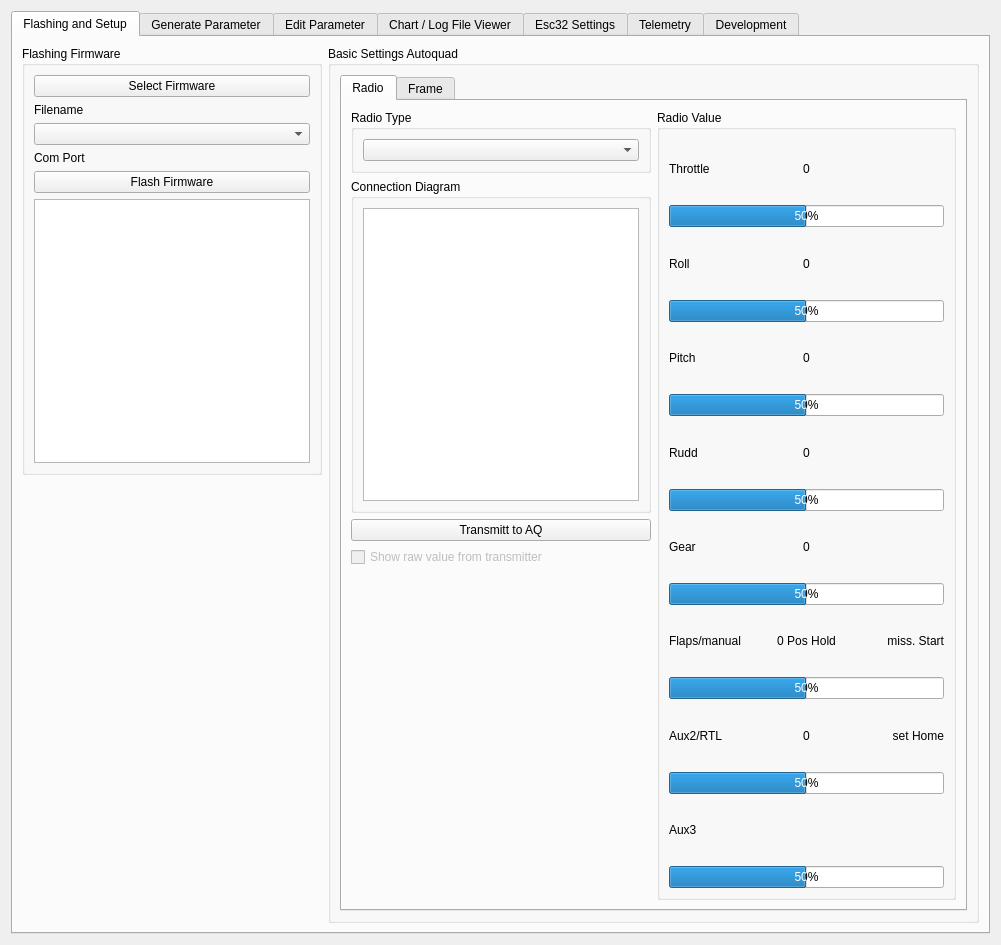
Qt form src/ui/qgcautoquad.ui (mpaperno/qgroundcontrol_aq) before a commit.
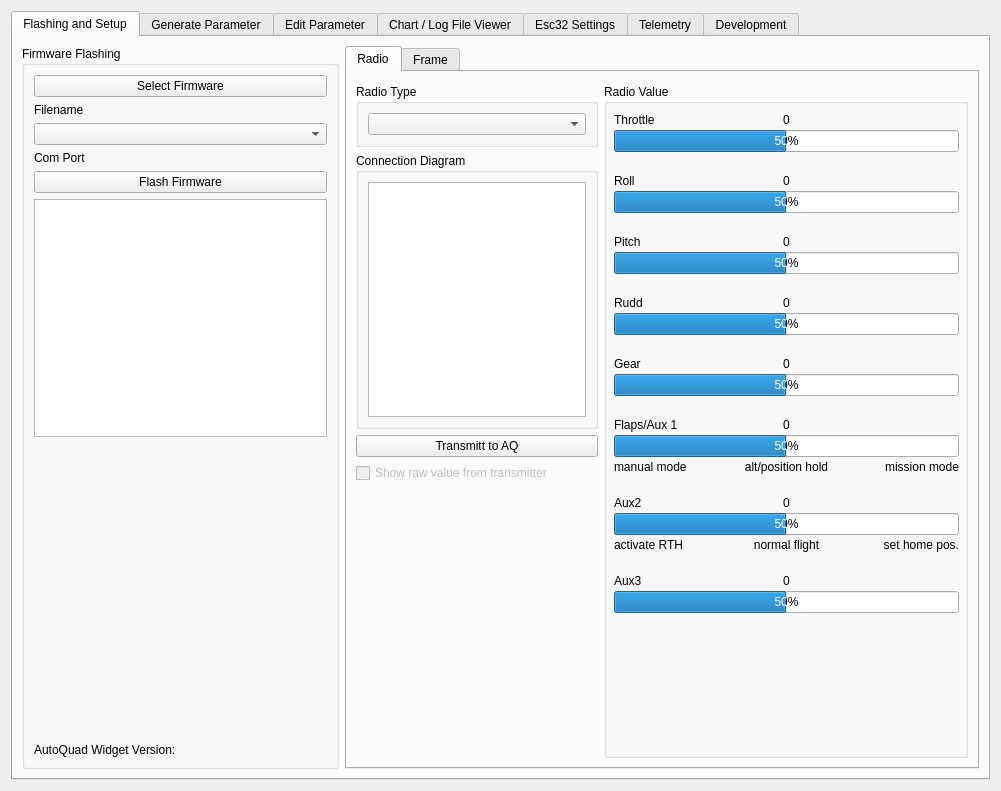
The same form after that commit.

Commit message: Updated version numbering (now at 1.1.0 alpha 1). Moved settings from aq.ini to QGC shared storage (it will migrate settings from aq.ini if present). Moved QGC settings storage to new path (sync with official version). Minor layout updates to AQ flashing & radio setup tab. Re-style uav icon "button" in main tab bar.

Diff of the .ui file:
```diff
--- a/src/ui/qgcautoquad.ui
+++ b/src/ui/qgcautoquad.ui
@@ -7,13 +7,13 @@
     <x>0</x>
     <y>0</y>
     <width>1001</width>
-    <height>945</height>
+    <height>782</height>
    </rect>
   </property>
   <property name="windowTitle">
    <string>Form</string>
   </property>
-  <layout class="QGridLayout" name="gridLayout" columnstretch="0">
+  <layout class="QGridLayout" name="gridLayout">
    <item row="0" column="0">
     <widget class="QTabWidget" name="tabWidget">
      <property name="enabled">
@@ -26,14 +26,8 @@
       <attribute name="title">
        <string>Flashing and Setup</string>
       </attribute>
-      <layout class="QGridLayout" name="gridLayout_2" columnstretch="0,1">
-       <item row="0" column="1" rowspan="3">
-        <widget class="QGroupBox" name="grp_settings">
-         <property name="title">
-          <string>Basic Settings Autoquad</string>
-         </property>
-         <layout class="QHBoxLayout" name="horizontalLayout_12">
-          <item>
+      <layout class="QGridLayout" name="gridLayout_2" columnstretch="1,2">
+       <item row="0" column="1">
            <widget class="QTabWidget" name="tab_aq_settings">
             <property name="currentIndex">
              <number>0</number>
@@ -42,7 +36,10 @@
              <attribute name="title">
               <string>Radio</string>
              </attribute>
-             <layout class="QGridLayout" name="gridLayout_3">
+          <layout class="QGridLayout" name="gridLayout_3" columnstretch="2,3">
+           <property name="topMargin">
+            <number>12</number>
+           </property>
               <item row="0" column="0">
                <layout class="QVBoxLayout" name="verticalLayout_9">
                 <item>
@@ -107,16 +104,28 @@
                  <string>Radio Value</string>
                 </property>
                 <layout class="QVBoxLayout" name="verticalLayout_4">
+              <property name="spacing">
+               <number>22</number>
+              </property>
+              <property name="leftMargin">
+               <number>7</number>
+              </property>
+              <property name="rightMargin">
+               <number>6</number>
+              </property>
                  <item>
-                  <layout class="QHBoxLayout" name="horizontalLayout">
-                   <item>
+               <layout class="QGridLayout" name="gridLayout_19">
+                <property name="verticalSpacing">
+                 <number>3</number>
+                </property>
+                <item row="0" column="0">
                     <widget class="QLabel" name="label_chan_1_L">
                      <property name="text">
                       <string>Throttle</string>
                      </property>
                     </widget>
                    </item>
-                   <item>
+                <item row="0" column="1">
                     <widget class="QLabel" name="label_chan_1_M">
                      <property name="text">
                       <string>0</string>
@@ -126,16 +135,14 @@
                      </property>
                     </widget>
                    </item>
-                   <item>
+                <item row="0" column="2">
                     <widget class="QLabel" name="label_chan_1_H">
                      <property name="text">
                       <string/>
                      </property>
                     </widget>
                    </item>
-                  </layout>
-                 </item>
-                 <item>
+                <item row="1" column="0" colspan="3">
                   <widget class="QProgressBar" name="progressBar_Throttle">
                    <property name="minimum">
                     <number>-1024</number>
@@ -148,16 +155,21 @@
                    </property>
                   </widget>
                  </item>
+               </layout>
+              </item>
                  <item>
-                  <layout class="QHBoxLayout" name="horizontalLayout_10">
-                   <item>
+               <layout class="QGridLayout" name="gridLayout_20">
+                <property name="verticalSpacing">
+                 <number>3</number>
+                </property>
+                <item row="0" column="0">
                     <widget class="QLabel" name="label_chan_2_L">
                      <property name="text">
                       <string>Roll</string>
                      </property>
                     </widget>
                    </item>
-                   <item>
+                <item row="0" column="1">
                     <widget class="QLabel" name="label_chan_2_M">
                      <property name="text">
                       <string>0</string>
@@ -167,16 +179,14 @@
                      </property>
                     </widget>
                    </item>
-                   <item>
+                <item row="0" column="2">
                     <widget class="QLabel" name="label_chan_2_H">
                      <property name="text">
                       <string/>
                      </property>
                     </widget>
                    </item>
-                  </layout>
-                 </item>
-                 <item>
+                <item row="1" column="0" colspan="3">
                   <widget class="QProgressBar" name="progressBar_Roll">
                    <property name="minimum">
                     <number>-1024</number>
@@ -189,16 +199,21 @@
                    </property>
                   </widget>
                  </item>
+               </layout>
+              </item>
                  <item>
-                  <layout class="QHBoxLayout" name="horizontalLayout_9">
-                   <item>
+               <layout class="QGridLayout" name="gridLayout_21">
+                <property name="verticalSpacing">
+                 <number>3</number>
+                </property>
+                <item row="0" column="0">
                     <widget class="QLabel" name="label_chan_3_L">
                      <property name="text">
                       <string>Pitch</string>
                      </property>
                     </widget>
                    </item>
-                   <item>
+                <item row="0" column="1">
                     <widget class="QLabel" name="label_chan_3_M">
                      <property name="text">
                       <string>0</string>
@@ -208,16 +223,14 @@
                      </property>
                     </widget>
                    </item>
-                   <item>
+                <item row="0" column="2">
                     <widget class="QLabel" name="label_chan_3_H">
                      <property name="text">
                       <string/>
                      </property>
                     </widget>
                    </item>
-                  </layout>
-                 </item>
-                 <item>
+                <item row="1" column="0" colspan="3">
                   <widget class="QProgressBar" name="progressBar_Pitch">
                    <property name="minimum">
                     <number>-1024</number>
@@ -230,16 +243,21 @@
                    </property>
                   </widget>
                  </item>
+               </layout>
+              </item>
                  <item>
-                  <layout class="QHBoxLayout" name="horizontalLayout_4">
-                   <item>
+               <layout class="QGridLayout" name="gridLayout_22">
+                <property name="verticalSpacing">
+                 <number>3</number>
+                </property>
+                <item row="0" column="0">
                     <widget class="QLabel" name="label_chan_4_L">
                      <property name="text">
                       <string>Rudd</string>
                      </property>
                     </widget>
                    </item>
-                   <item>
+                <item row="0" column="1">
                     <widget class="QLabel" name="label_chan_4_M">
                      <property name="text">
                       <string>0</string>
@@ -249,16 +267,14 @@
                      </property>
                     </widget>
                    </item>
-                   <item>
+                <item row="0" column="2">
                     <widget class="QLabel" name="label_chan_4_H">
                      <property name="text">
                       <string/>
                      </property>
                     </widget>
                    </item>
-                  </layout>
-                 </item>
-                 <item>
+                <item row="1" column="0" colspan="3">
                   <widget class="QProgressBar" name="progressBar_Rudd">
                    <property name="minimum">
                     <number>-1024</number>
@@ -271,16 +287,21 @@
                    </property>
                   </widget>
                  </item>
+               </layout>
+              </item>
                  <item>
-                  <layout class="QHBoxLayout" name="horizontalLayout_3">
-                   <item>
+               <layout class="QGridLayout" name="gridLayout_23">
+                <property name="verticalSpacing">
+                 <number>3</number>
+                </property>
+                <item row="0" column="0">
                     <widget class="QLabel" name="label_chan_5_L">
                      <property name="text">
                       <string>Gear</string>
                      </property>
                     </widget>
                    </item>
-                   <item>
+                <item row="0" column="1">
                     <widget class="QLabel" name="label_chan_5_M">
                      <property name="text">
                       <string>0</string>
@@ -290,16 +311,14 @@
                      </property>
                     </widget>
                    </item>
-                   <item>
+                <item row="0" column="2">
                     <widget class="QLabel" name="label_chan_5_H">
                      <property name="text">
                       <string/>
                      </property>
                     </widget>
                    </item>
-                  </layout>
-                 </item>
-                 <item>
+                <item row="1" column="0" colspan="3">
                   <widget class="QProgressBar" name="progressBar_Gear">
                    <property name="minimum">
                     <number>-1024</number>
@@ -312,44 +331,64 @@
                    </property>
                   </widget>
                  </item>
+               </layout>
+              </item>
                  <item>
-                  <layout class="QHBoxLayout" name="horizontalLayout_2">
-                   <item>
+               <layout class="QGridLayout" name="gridLayout_24">
+                <property name="verticalSpacing">
+                 <number>3</number>
+                </property>
+                <item row="0" column="0">
                     <widget class="QLabel" name="label_chan_6_L">
                      <property name="toolTip">
                       <string>Posiotion Hold &gt; -250</string>
                      </property>
                      <property name="text">
-                      <string>Flaps/manual</string>
+                   <string>Flaps/Aux 1</string>
                      </property>
                     </widget>
                    </item>
-                   <item>
+                <item row="0" column="1">
                     <widget class="QLabel" name="label_chan_6_M">
                      <property name="text">
-                      <string>0 Pos Hold</string>
+                   <string>0</string>
                      </property>
                      <property name="alignment">
                       <set>Qt::AlignCenter</set>
                      </property>
                     </widget>
                    </item>
-                   <item>
+                <item row="2" column="2">
                     <widget class="QLabel" name="label_chan_6_H">
                      <property name="toolTip">
                       <string>Mission Start &gt; 250</string>
                      </property>
                      <property name="text">
-                      <string>miss. Start</string>
+                   <string>mission mode</string>
                      </property>
                      <property name="alignment">
                       <set>Qt::AlignRight|Qt::AlignTrailing|Qt::AlignVCenter</set>
                      </property>
                     </widget>
                    </item>
-                  </layout>
-                 </item>
-                 <item>
+                <item row="2" column="1">
+                 <widget class="QLabel" name="label_234">
+                  <property name="text">
+                   <string>alt/position hold</string>
+                  </property>
+                  <property name="alignment">
+                   <set>Qt::AlignCenter</set>
+                  </property>
+                 </widget>
+                </item>
+                <item row="2" column="0">
+                 <widget class="QLabel" name="label_233">
+                  <property name="text">
+                   <string>manual mode</string>
+                  </property>
+                 </widget>
+                </item>
+                <item row="1" column="0" colspan="3">
                   <widget class="QProgressBar" name="progressBar_Flaps">
                    <property name="minimum">
                     <number>-1024</number>
@@ -362,19 +401,24 @@
                    </property>
                   </widget>
                  </item>
+               </layout>
+              </item>
                  <item>
-                  <layout class="QHBoxLayout" name="horizontalLayout_11">
-                   <item>
+               <layout class="QGridLayout" name="gridLayout_25">
+                <property name="verticalSpacing">
+                 <number>3</number>
+                </property>
+                <item row="0" column="0">
                     <widget class="QLabel" name="label_chan_7_L">
                      <property name="toolTip">
                       <string>Return to Launch &gt; -250</string>
                      </property>
                      <property name="text">
-                      <string>Aux2/RTL</string>
+                   <string>Aux2</string>
                      </property>
                     </widget>
                    </item>
-                   <item>
+                <item row="0" column="1">
                     <widget class="QLabel" name="label_chan_7_M">
                      <property name="text">
                       <string>0</string>
@@ -384,22 +428,37 @@
                      </property>
                     </widget>
                    </item>
-                   <item>
+                <item row="2" column="0">
+                 <widget class="QLabel" name="label_231">
+                  <property name="text">
+                   <string>activate RTH</string>
+                  </property>
+                 </widget>
+                </item>
+                <item row="2" column="2">
                     <widget class="QLabel" name="label_chan_7_H">
                      <property name="toolTip">
                       <string>Set Home &gt; 250</string>
                      </property>
                      <property name="text">
-                      <string>set Home</string>
+                   <string>set home pos.</string>
                      </property>
                      <property name="alignment">
                       <set>Qt::AlignRight|Qt::AlignTrailing|Qt::AlignVCenter</set>
                      </property>
                     </widget>
                    </item>
-                  </layout>
-                 </item>
-                 <item>
+                <item row="2" column="1">
+                 <widget class="QLabel" name="label_235">
+                  <property name="text">
+                   <string>normal flight</string>
+                  </property>
+                  <property name="alignment">
+                   <set>Qt::AlignCenter</set>
+                  </property>
+                 </widget>
+                </item>
+                <item row="1" column="0" colspan="3">
                   <widget class="QProgressBar" name="progressBar_Aux2">
                    <property name="minimum">
                     <number>-1024</number>
@@ -412,35 +471,38 @@
                    </property>
                   </widget>
                  </item>
+               </layout>
+              </item>
                  <item>
-                  <layout class="QHBoxLayout" name="horizontalLayout_13">
-                   <item>
+               <layout class="QGridLayout" name="gridLayout_26">
+                <property name="verticalSpacing">
+                 <number>3</number>
+                </property>
+                <item row="0" column="0">
                     <widget class="QLabel" name="label_chan_8_L">
                      <property name="text">
                       <string>Aux3</string>
                      </property>
                     </widget>
                    </item>
-                   <item>
+                <item row="0" column="1">
                     <widget class="QLabel" name="label_chan_8_M">
                      <property name="text">
-                      <string/>
+                   <string>0</string>
                      </property>
                      <property name="alignment">
                       <set>Qt::AlignCenter</set>
                      </property>
                     </widget>
                    </item>
-                   <item>
+                <item row="0" column="2">
                     <widget class="QLabel" name="label_chan_8_H">
                      <property name="text">
                       <string/>
                      </property>
                     </widget>
                    </item>
-                  </layout>
-                 </item>
-                 <item>
+                <item row="1" column="0" colspan="3">
                   <widget class="QProgressBar" name="progressBar_Aux3">
                    <property name="minimum">
                     <number>-1024</number>
@@ -454,6 +516,21 @@
                   </widget>
                  </item>
                 </layout>
+              </item>
+              <item>
+               <spacer name="verticalSpacer_18">
+                <property name="orientation">
+                 <enum>Qt::Vertical</enum>
+                </property>
+                <property name="sizeHint" stdset="0">
+                 <size>
+                  <width>20</width>
+                  <height>117</height>
+                 </size>
+                </property>
+               </spacer>
+              </item>
+             </layout>
                </widget>
               </item>
              </layout>
@@ -463,6 +540,9 @@
               <string>Frame</string>
              </attribute>
              <layout class="QGridLayout" name="gridLayout_18">
+           <property name="topMargin">
+            <number>12</number>
+           </property>
               <item row="0" column="0">
                <layout class="QGridLayout" name="gridLayout_14">
                 <item row="0" column="0">
@@ -1254,9 +1334,6 @@
             </widget>
            </widget>
           </item>
-         </layout>
-        </widget>
-       </item>
        <item row="0" column="0">
         <widget class="QGroupBox" name="grp_flash_firmware">
          <property name="minimumSize">
@@ -1266,7 +1343,7 @@
           </size>
          </property>
          <property name="title">
-          <string>Flashing Firmware</string>
+          <string>Firmware Flashing</string>
          </property>
          <layout class="QVBoxLayout" name="verticalLayout">
           <item>
@@ -1303,10 +1380,7 @@
           <item>
            <widget class="QTextBrowser" name="textFlashOutput"/>
           </item>
-         </layout>
-        </widget>
-       </item>
-       <item row="2" column="0">
+          <item>
         <spacer name="verticalSpacer">
          <property name="orientation">
           <enum>Qt::Vertical</enum>
@@ -1319,8 +1393,14 @@
          </property>
         </spacer>
        </item>
-       <item row="1" column="0">
+          <item>
         <widget class="QLabel" name="lbl_version">
+            <property name="sizePolicy">
+             <sizepolicy hsizetype="Fixed" vsizetype="Preferred">
+              <horstretch>0</horstretch>
+              <verstretch>0</verstretch>
+             </sizepolicy>
+            </property>
          <property name="toolTip">
           <string>Version from Widget</string>
          </property>
@@ -1328,8 +1408,11 @@
           <string>Version from Widget</string>
          </property>
          <property name="text">
-          <string/>
-         </property>
+             <string>AutoQuad Widget Version: </string>
+            </property>
+           </widget>
+          </item>
+         </layout>
         </widget>
        </item>
       </layout>
```
Lines whose indentation alone changed are shown as unchanged. The commit also changes 7 other files.
